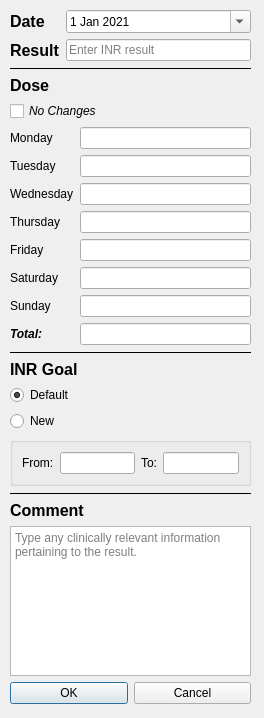
Old version of the form uic/add_update_result.ui in the repository xyang-github/INR_Tracker.
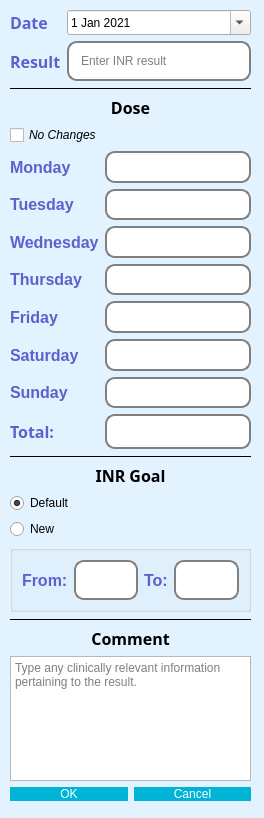
New version of the form.

Commit message: Updated add/update result dialog

The edit to the form file:
```diff
--- a/uic/add_update_result.ui
+++ b/uic/add_update_result.ui
@@ -7,19 +7,133 @@
     <x>0</x>
     <y>0</y>
     <width>264</width>
-    <height>718</height>
+    <height>818</height>
    </rect>
   </property>
+  <property name="palette">
+   <palette>
+    <active>
+     <colorrole role="Base">
+      <brush brushstyle="SolidPattern">
+       <color alpha="255">
+        <red>255</red>
+        <green>255</green>
+        <blue>255</blue>
+       </color>
+      </brush>
+     </colorrole>
+     <colorrole role="Window">
+      <brush brushstyle="SolidPattern">
+       <color alpha="255">
+        <red>226</red>
+        <green>242</green>
+        <blue>255</blue>
+       </color>
+      </brush>
+     </colorrole>
+    </active>
+    <inactive>
+     <colorrole role="Base">
+      <brush brushstyle="SolidPattern">
+       <color alpha="255">
+        <red>255</red>
+        <green>255</green>
+        <blue>255</blue>
+       </color>
+      </brush>
+     </colorrole>
+     <colorrole role="Window">
+      <brush brushstyle="SolidPattern">
+       <color alpha="255">
+        <red>226</red>
+        <green>242</green>
+        <blue>255</blue>
+       </color>
+      </brush>
+     </colorrole>
+    </inactive>
+    <disabled>
+     <colorrole role="Base">
+      <brush brushstyle="SolidPattern">
+       <color alpha="255">
+        <red>226</red>
+        <green>242</green>
+        <blue>255</blue>
+       </color>
+      </brush>
+     </colorrole>
+     <colorrole role="Window">
+      <brush brushstyle="SolidPattern">
+       <color alpha="255">
+        <red>226</red>
+        <green>242</green>
+        <blue>255</blue>
+       </color>
+      </brush>
+     </colorrole>
+    </disabled>
+   </palette>
+  </property>
   <property name="windowTitle">
    <string>Add Result</string>
   </property>
+  <property name="styleSheet">
+   <string notr="true">QPushButton {
+	background-color: #00b4d8;
+	color: white;
+	border-radius: 8px;
+	font-family: &quot;Readex Pro&quot;;
+	font: 12px;
+}
+
+QPushButton::hover{
+	border: 3px solid #0077b6;
+}
+
+QLineEdit {
+	border: 2px  solid gray;
+	border-radius: 10px;
+	padding: 10px;
+	font-family:  &quot;Readex Pro&quot;;
+	font: 12px;
+
+}
+
+QLabel {
+	color: #5E60CE;
+	font-family: &quot;Raleway&quot;;
+	font-size: 16px;
+	font-weight: bold;
+}
+
+QLabel#lblComment{
+	color: black;
+	font-family: &quot;Raleway&quot;;
+	font-size: 16px;
+	font-weight: bold;
+}
+
+QLabel#lblGoal{
+	color: black;
+	font-family: &quot;Raleway&quot;;
+	font-size: 16px;
+	font-weight: bold;
+}
+
+QLabel#lblDoseTitle{
+	color: black;
+	font-family: &quot;Raleway&quot;;
+	font-size: 16px;
+	font-weight: bold;
+}</string>
+  </property>
   <widget class="QWidget" name="layoutWidget">
    <property name="geometry">
     <rect>
      <x>10</x>
      <y>10</y>
      <width>241</width>
-     <height>694</height>
+     <height>791</height>
     </rect>
    </property>
    <layout class="QVBoxLayout" name="lytMain">
@@ -29,7 +143,8 @@
        <widget class="QLabel" name="lblDate">
         <property name="font">
          <font>
-          <pointsize>12</pointsize>
+          <family>Raleway</family>
+          <pointsize>-1</pointsize>
           <weight>75</weight>
           <bold>true</bold>
          </font>
@@ -41,6 +156,12 @@
       </item>
       <item row="0" column="1">
        <widget class="QDateEdit" name="dteDate">
+        <property name="minimumSize">
+         <size>
+          <width>0</width>
+          <height>25</height>
+         </size>
+        </property>
         <property name="toolTip">
          <string>Enter date of the blood draw</string>
         </property>
@@ -61,6 +182,12 @@
       </item>
       <item row="1" column="1">
        <widget class="QLineEdit" name="ledResult">
+        <property name="minimumSize">
+         <size>
+          <width>0</width>
+          <height>40</height>
+         </size>
+        </property>
         <property name="toolTip">
          <string>Enter the INR result</string>
         </property>
@@ -73,7 +200,8 @@
        <widget class="QLabel" name="lblResult">
         <property name="font">
          <font>
-          <pointsize>12</pointsize>
+          <family>Raleway</family>
+          <pointsize>-1</pointsize>
           <weight>75</weight>
           <bold>true</bold>
          </font>
@@ -101,7 +229,8 @@
        <widget class="QLabel" name="lblDoseTitle">
         <property name="font">
          <font>
-          <pointsize>12</pointsize>
+          <family>Raleway</family>
+          <pointsize>-1</pointsize>
           <weight>75</weight>
           <bold>true</bold>
          </font>
@@ -110,7 +239,7 @@
          <string>Dose</string>
         </property>
         <property name="alignment">
-         <set>Qt::AlignLeading|Qt::AlignLeft|Qt::AlignVCenter</set>
+         <set>Qt::AlignCenter</set>
         </property>
        </widget>
       </item>
@@ -139,7 +268,14 @@
          </widget>
         </item>
         <item row="0" column="1">
-         <widget class="QLineEdit" name="ledMonday"/>
+         <widget class="QLineEdit" name="ledMonday">
+          <property name="minimumSize">
+           <size>
+            <width>0</width>
+            <height>20</height>
+           </size>
+          </property>
+         </widget>
         </item>
         <item row="1" column="0">
          <widget class="QLabel" name="lblTuesday">
@@ -149,7 +285,14 @@
          </widget>
         </item>
         <item row="1" column="1">
-         <widget class="QLineEdit" name="ledTuesday"/>
+         <widget class="QLineEdit" name="ledTuesday">
+          <property name="minimumSize">
+           <size>
+            <width>0</width>
+            <height>30</height>
+           </size>
+          </property>
+         </widget>
         </item>
         <item row="2" column="0">
          <widget class="QLabel" name="lblWednesday">
@@ -159,7 +302,14 @@
          </widget>
         </item>
         <item row="2" column="1">
-         <widget class="QLineEdit" name="ledWednesday"/>
+         <widget class="QLineEdit" name="ledWednesday">
+          <property name="minimumSize">
+           <size>
+            <width>0</width>
+            <height>30</height>
+           </size>
+          </property>
+         </widget>
         </item>
         <item row="3" column="0">
          <widget class="QLabel" name="lblThursday">
@@ -169,7 +319,14 @@
          </widget>
         </item>
         <item row="3" column="1">
-         <widget class="QLineEdit" name="ledThursday"/>
+         <widget class="QLineEdit" name="ledThursday">
+          <property name="minimumSize">
+           <size>
+            <width>0</width>
+            <height>30</height>
+           </size>
+          </property>
+         </widget>
         </item>
         <item row="4" column="0">
          <widget class="QLabel" name="lblFriday">
@@ -179,7 +336,14 @@
          </widget>
         </item>
         <item row="4" column="1">
-         <widget class="QLineEdit" name="ledFriday"/>
+         <widget class="QLineEdit" name="ledFriday">
+          <property name="minimumSize">
+           <size>
+            <width>0</width>
+            <height>30</height>
+           </size>
+          </property>
+         </widget>
         </item>
         <item row="5" column="0">
          <widget class="QLabel" name="lblSaturday">
@@ -189,7 +353,14 @@
          </widget>
         </item>
         <item row="5" column="1">
-         <widget class="QLineEdit" name="ledSaturday"/>
+         <widget class="QLineEdit" name="ledSaturday">
+          <property name="minimumSize">
+           <size>
+            <width>0</width>
+            <height>30</height>
+           </size>
+          </property>
+         </widget>
         </item>
         <item row="6" column="0">
          <widget class="QLabel" name="lblSunday">
@@ -199,14 +370,22 @@
          </widget>
         </item>
         <item row="6" column="1">
-         <widget class="QLineEdit" name="ledSunday"/>
+         <widget class="QLineEdit" name="ledSunday">
+          <property name="minimumSize">
+           <size>
+            <width>0</width>
+            <height>30</height>
+           </size>
+          </property>
+         </widget>
         </item>
         <item row="7" column="0">
          <widget class="QLabel" name="lblTotal">
           <property name="font">
            <font>
+            <family>Raleway</family>
+            <pointsize>-1</pointsize>
             <weight>75</weight>
-            <italic>true</italic>
             <bold>true</bold>
            </font>
           </property>
@@ -217,10 +396,19 @@
         </item>
         <item row="7" column="1">
          <widget class="QLineEdit" name="ledTotal">
+          <property name="minimumSize">
+           <size>
+            <width>0</width>
+            <height>30</height>
+           </size>
+          </property>
           <property name="font">
            <font>
-            <weight>75</weight>
-            <bold>true</bold>
+            <family>Readex Pro</family>
+            <pointsize>-1</pointsize>
+            <weight>50</weight>
+            <italic>false</italic>
+            <bold>false</bold>
            </font>
           </property>
           <property name="readOnly">
@@ -248,7 +436,8 @@
        <widget class="QLabel" name="lblGoal">
         <property name="font">
          <font>
-          <pointsize>12</pointsize>
+          <family>Raleway</family>
+          <pointsize>-1</pointsize>
           <weight>75</weight>
           <bold>true</bold>
          </font>
@@ -257,7 +446,7 @@
          <string>INR Goal</string>
         </property>
         <property name="alignment">
-         <set>Qt::AlignLeading|Qt::AlignLeft|Qt::AlignVCenter</set>
+         <set>Qt::AlignCenter</set>
         </property>
        </widget>
       </item>
@@ -301,7 +490,14 @@
           </widget>
          </item>
          <item>
-          <widget class="QLineEdit" name="ledNewGoalFrom"/>
+          <widget class="QLineEdit" name="ledNewGoalFrom">
+           <property name="minimumSize">
+            <size>
+             <width>0</width>
+             <height>40</height>
+            </size>
+           </property>
+          </widget>
          </item>
          <item>
           <widget class="QLabel" name="lblNewGoalTo">
@@ -311,7 +507,14 @@
           </widget>
          </item>
          <item>
-          <widget class="QLineEdit" name="ledNewGoalTo"/>
+          <widget class="QLineEdit" name="ledNewGoalTo">
+           <property name="minimumSize">
+            <size>
+             <width>0</width>
+             <height>40</height>
+            </size>
+           </property>
+          </widget>
          </item>
         </layout>
        </widget>
@@ -334,7 +537,8 @@
        <widget class="QLabel" name="lblComment">
         <property name="font">
          <font>
-          <pointsize>12</pointsize>
+          <family>Raleway</family>
+          <pointsize>-1</pointsize>
           <weight>75</weight>
           <bold>true</bold>
          </font>
@@ -342,6 +546,9 @@
         <property name="text">
          <string>Comment</string>
         </property>
+        <property name="alignment">
+         <set>Qt::AlignCenter</set>
+        </property>
        </widget>
       </item>
       <item>
```
Left out of the diff: 4 changed lines with no effect on the pictures. The commit also changes 1 other file.
